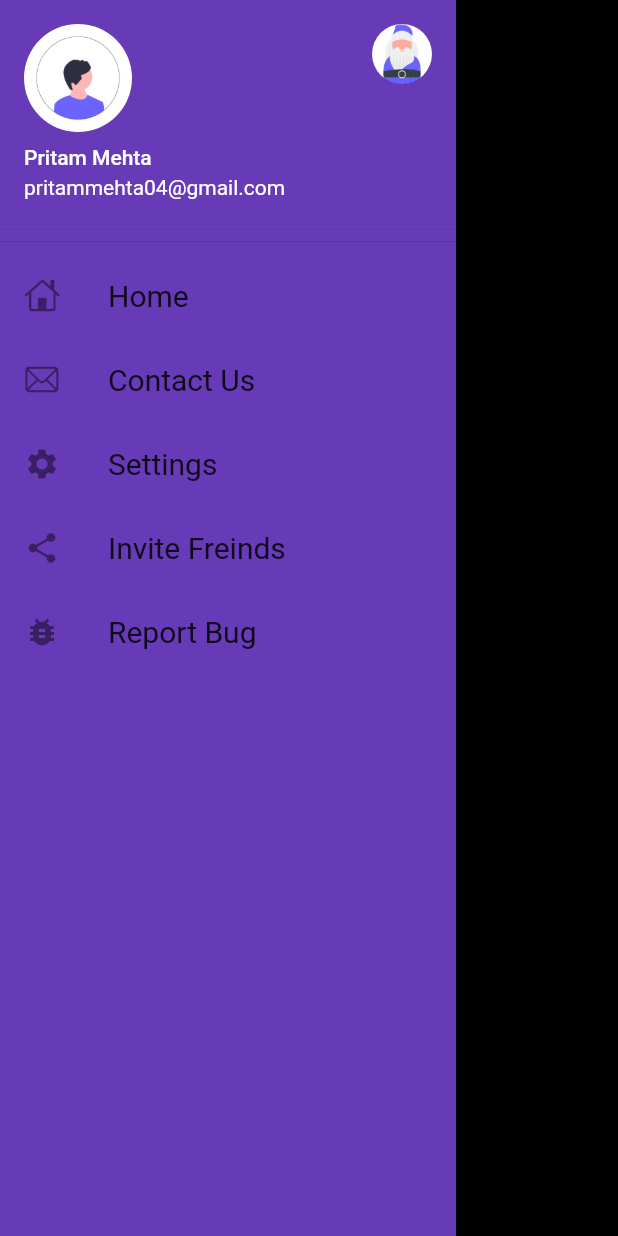
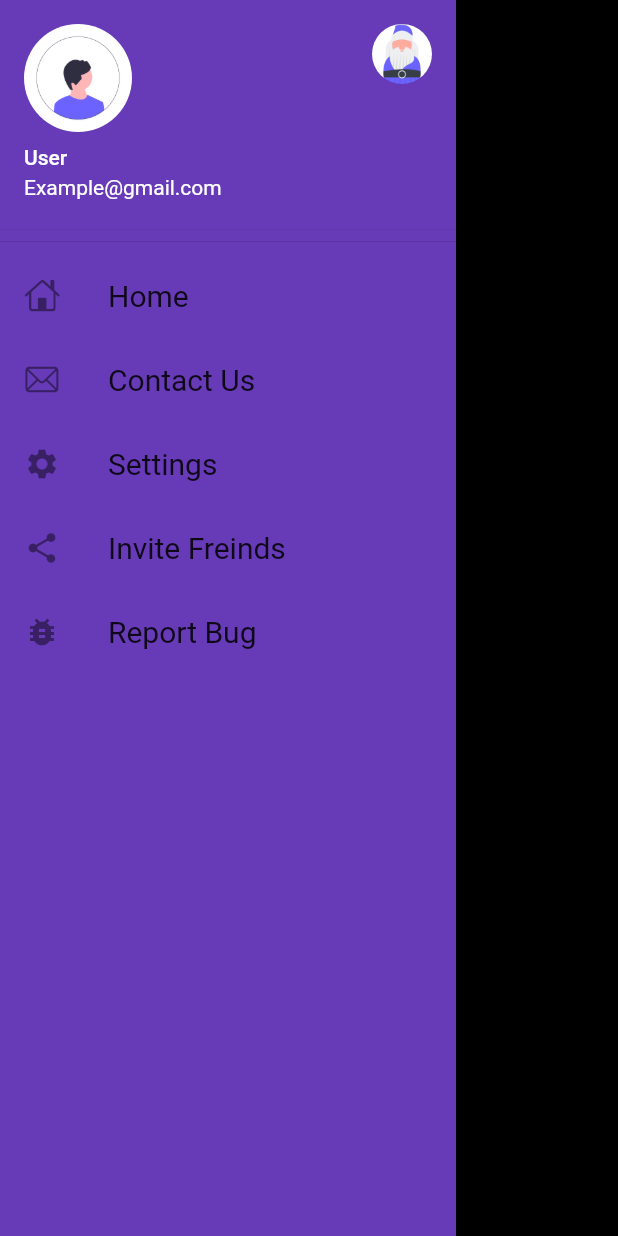
Before and after one commit to pritammehta01/FlutterApp, a Flutter app: the MyDrawer widget shown alone on an empty page, opened directly, on a phone screen of 412 x 824 dp. Run offline on Flutter 3.47's test engine with Material 2 defaults, Android fonts, the light colour scheme and no system bars; drawn by our look-alikes of velocity_x; our stand-ins replace url_strategy; network calls fail.

Commit message:
appIcon and name changed

```diff
--- a/lib/widgets/drawer.dart
+++ b/lib/widgets/drawer.dart
@@ -15,8 +15,8 @@ class MyDrawer extends StatelessWidget {
             DrawerHeader(
                 padding: EdgeInsets.zero,
                 child: UserAccountsDrawerHeader(
-                  accountName: Text("Pritam Mehta"),
-                  accountEmail: Text("pritammehta04@gmail.com"),
+                  accountName: Text("User"),
+                  accountEmail: Text("Example@gmail.com"),
                   currentAccountPicture: CircleAvatar(
                     backgroundImage: AssetImage(
                       "assets/images/user.png",
--- a/pubspec.yaml
+++ b/pubspec.yaml
@@ -30,7 +30,7 @@ environment:
 dependencies:
   flutter:
     sdk: flutter
-  flutter_launcher_icons: ^0.13.0
+
 
 
 
@@ -46,12 +46,15 @@ dev_dependencies:
   flutter_test:
     sdk: flutter
 
+
+
   # The "flutter_lints" package below contains a set of recommended lints to
   # encourage good coding practices. The lint set provided by the package is
   # activated in the `analysis_options.yaml` file located at the root of your
   # package. See that file for information about deactivating specific lint
   # rules and activating additional ones.
   flutter_lints: ^2.0.0
+
 
 # For information on the generic Dart part of this file, see the
 # following page: https://dart.dev/tools/pub/pubspec
```
Also changed, not shown: assets/images/cart.png (added), pubspec.lock, 19 other files.
